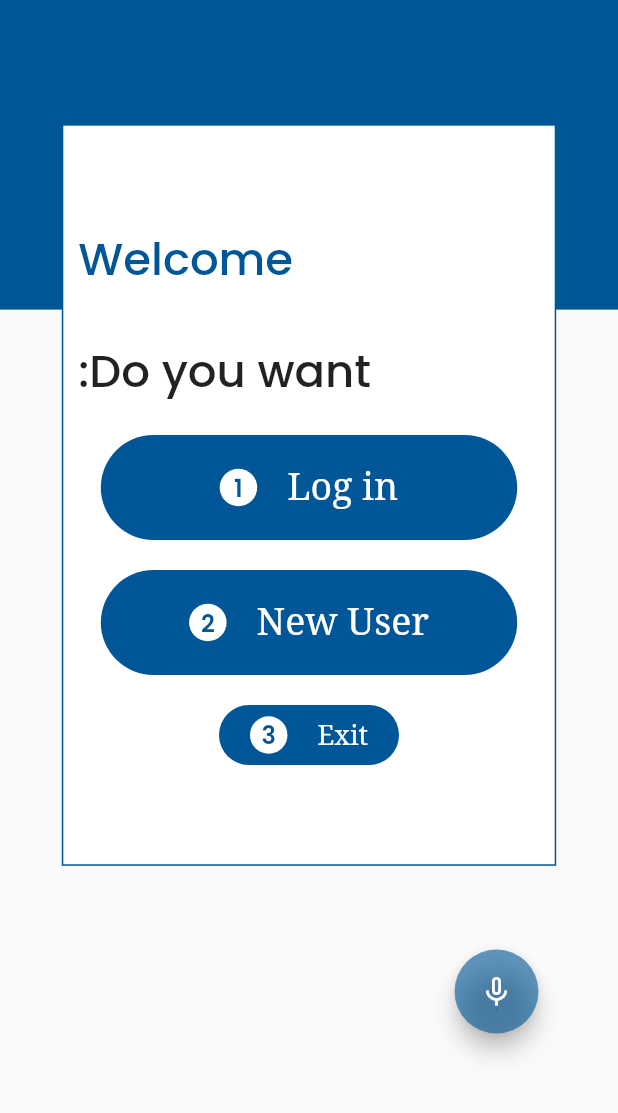
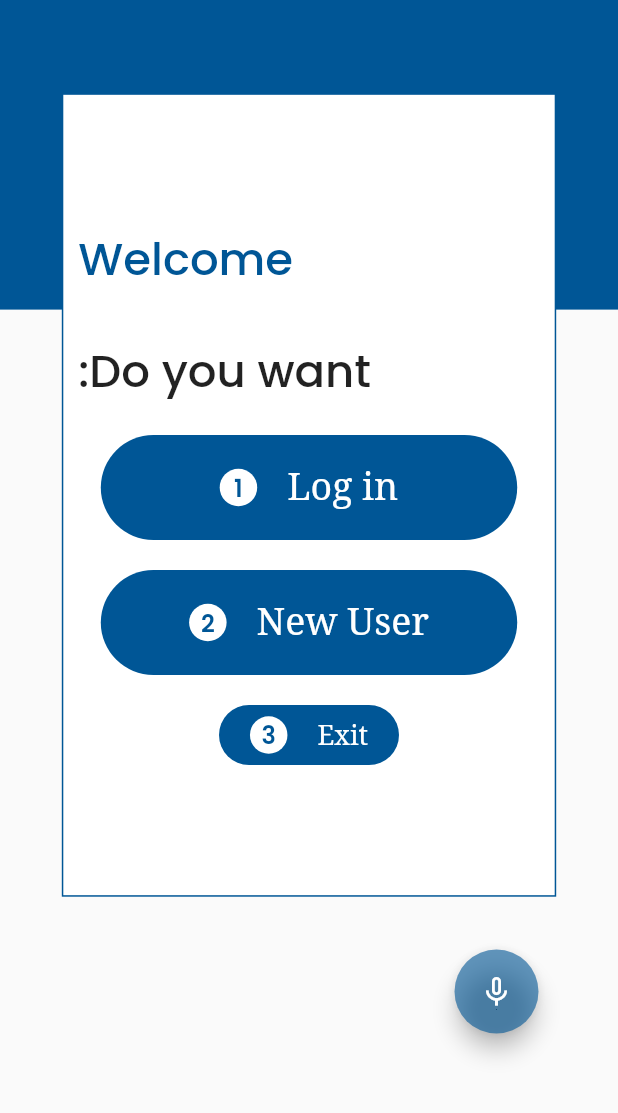
Before and after one commit to Shahzad-Official/ara_smart_app, a Flutter app: the screen it shows after launch, on a phone screen of 412 x 824 dp, the part 123-1236 px from its top. Run offline on Flutter 3.47's test engine with Material 2 defaults, Android fonts, the light colour scheme and no system bars; drawn by our look-alikes of avatar_glow; our stand-ins replace audioplayers, flutter_spinkit, flutter_svg, get, google_fonts, hive and 2 more; accounts and stored records are empty.

Commit message:
screen completed

```diff
--- a/lib/widgets/background_screen.dart
+++ b/lib/widgets/background_screen.dart
@@ -56,7 +56,7 @@ class BackgroundScreen extends StatelessWidget {
               Align(
                 alignment: Alignment.topCenter,
                 child: Container(
-                  height: MediaQuery.of(context).size.height * 0.6,
+                  height: MediaQuery.of(context).size.height * 0.65,
                   width: MediaQuery.of(context).size.width * 0.8,
                   decoration: BoxDecoration(
                     color: Colors.white,
```
